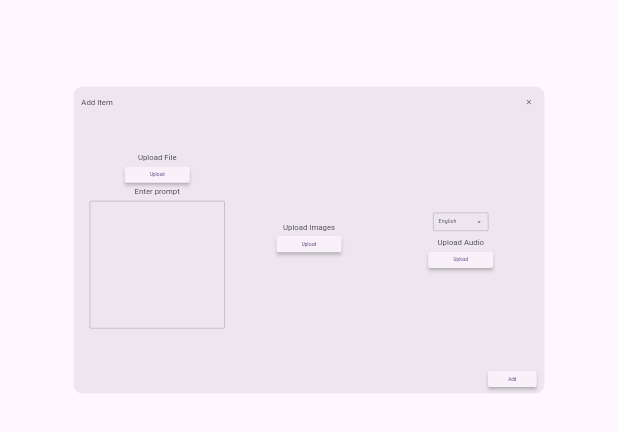
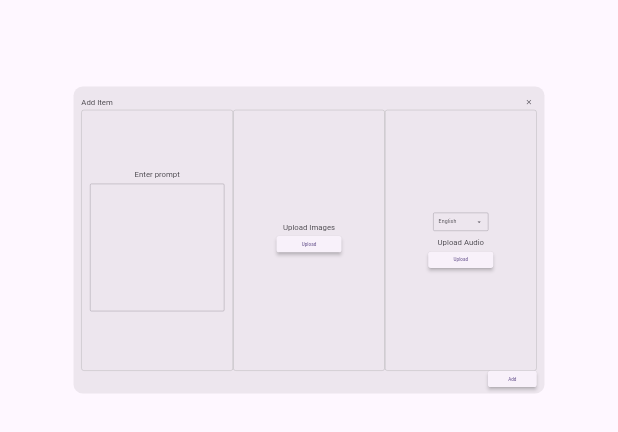
Before and after one commit to varunvilva/ONDC-Build-For-Bharat, a Flutter app: the AddProduct widget shown alone on an empty page, opened directly, on a phone screen of 412 x 824 dp. Shown: the part 378-810 px from the top of the screen. Run offline on Flutter 3.47's test engine with Material 3 defaults, Android fonts, the phone set to English and light mode, and no system bars; our stand-ins replace calendar_date_picker2, dio, file_picker, firebase_core, flutter_gemini, flutter_riverpod and 5 more; accounts and stored records are empty; statements that could not run were skipped.

Commit message:
Improved layout

```diff
--- a/shelfie/lib/components/add_product.dart
+++ b/shelfie/lib/components/add_product.dart
@@ -4,7 +4,6 @@ import 'package:go_router/go_router.dart';
 import 'package:responsive_framework/responsive_framework.dart';
 import 'package:shelfie/components/loading_dialog.dart';
 import 'package:shelfie/constants/constants.dart';
-
 import '../providers/shelf_provider.dart';
 
 class AddProduct extends ConsumerWidget {
@@ -36,22 +35,26 @@ class AddProduct extends ConsumerWidget {
                     children: [
                       Expanded(
                         child: Container(
+                          decoration: BoxDecoration(
+                            border: Border.all(color: Colors.grey),
+                            borderRadius: BorderRadius.circular(8),
+                          ),
                           child: Column(
                             mainAxisAlignment: MainAxisAlignment.center,
                             children: [
-                              const Text('Upload File'),
-                              const SizedBox(height: 12),
-                              ElevatedButton(
-                                onPressed: () => ref.read(shelfProvider.notifier).pickFile(),
-                                style: ElevatedButton.styleFrom(
-                                  shape: RoundedRectangleBorder(
-                                    borderRadius: BorderRadius.circular(8),
-                                  ),
-                                  minimumSize: const Size(200, 50),
-                                ),
-                                child: const Text('Upload'),
-                              ),
-                              const SizedBox(height: 12),
+                              // const Text('Upload File'),
+                              // const SizedBox(height: 12),
+                              // ElevatedButton(
+                              //   onPressed: () => ref.read(shelfProvider.notifier).pickFile(),
+                              //   style: ElevatedButton.styleFrom(
+                              //     shape: RoundedRectangleBorder(
+                              //       borderRadius: BorderRadius.circular(8),
+                              //     ),
+                              //     minimumSize: const Size(200, 50),
+                              //   ),
+                              //   child: const Text('Upload'),
+                              // ),
+                              // const SizedBox(height: 12),
                               const Text('Enter prompt'),
                               const SizedBox(height: 12),
                               Padding(
@@ -70,6 +73,10 @@ class AddProduct extends ConsumerWidget {
                       ),
                       Expanded(
                         child: Container(
+                          decoration: BoxDecoration(
+                            border: Border.all(color: Colors.grey),
+                            borderRadius: BorderRadius.circular(8),
+                          ),
                           child: Column(
                             mainAxisAlignment: MainAxisAlignment.center,
                             children: [
@@ -130,6 +137,10 @@ class AddProduct extends ConsumerWidget {
                       ),
                       Expanded(
                         child: Container(
+                          decoration: BoxDecoration(
+                            border: Border.all(color: Colors.grey),
+                            borderRadius: BorderRadius.circular(8),
+                          ),
                           child: Column(
                             mainAxisAlignment: MainAxisAlignment.center,
                             children: [
```
